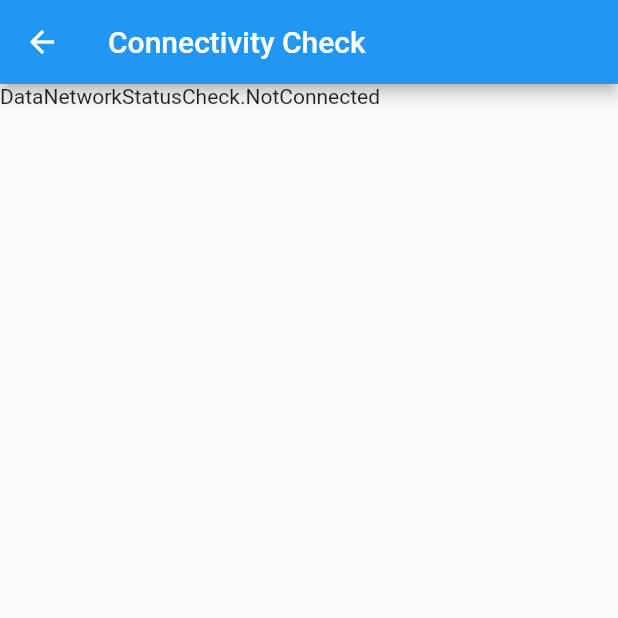
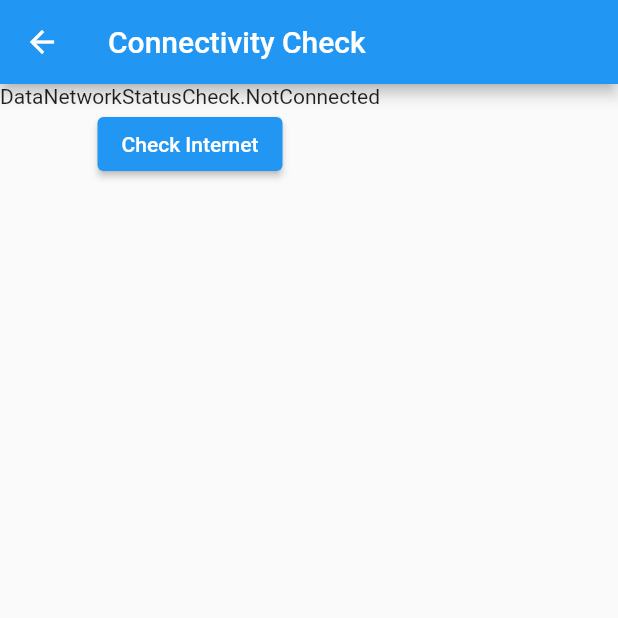
Before and after one commit to arkkhanu/Flutter-Provider-Updated, a Flutter app: the ThirdScreen screen opened by its route, on a phone screen of 412 x 824 dp, the top half of it. Run offline on Flutter 3.47's test engine with Material 2 defaults, Android fonts, the phone set to English and light mode, and no system bars; our stand-ins replace connectivity, sqflite, toast; accounts and stored records are empty.

Commit message:
Check Internet Model

```diff
--- a/lib/Screens/ThirdScreen.dart
+++ b/lib/Screens/ThirdScreen.dart
@@ -14,9 +14,16 @@ class ThirdScreen extends StatelessWidget {
     return Scaffold(
 
       appBar: AppBar(title: Text("Connectivity Check"),),
-      body: Container(child: Consumer<NetworkStatusCheck>(
-        builder: (context, value, child) => Text("Data"+value.toString()),
-      ),),
+      body: Column(
+        children: [
+          Container(child: Consumer<NetworkStatusCheck>(
+            builder: (context, value, child) => Text("Data"+value.toString()),
+          ),),
+          ElevatedButton(onPressed: (){
+            print("Check2:"+prov.toString());
+          }, child: Text("Check Internet"))
+        ],
+      ),
     );
   }
 
--- a/lib/Services/Providers/NetworkStatusService.dart
+++ b/lib/Services/Providers/NetworkStatusService.dart
@@ -21,6 +21,7 @@ class NetworkStatusService {
 
   NetworkStatusService(){
     print("as");
+
     Connectivity().onConnectivityChanged.listen((event) {
       print("b");
       networkStatusController.add(_getNetworkStatus(event));
```
Also changed, not shown: lib/Services/ConnectionCheck.dart (added, +22 -0 lines), lib/Services/Providers/Connectivity_Provider.dart (+18 -21 lines), lib/main.dart (+8 -0 lines), 1 other file.
